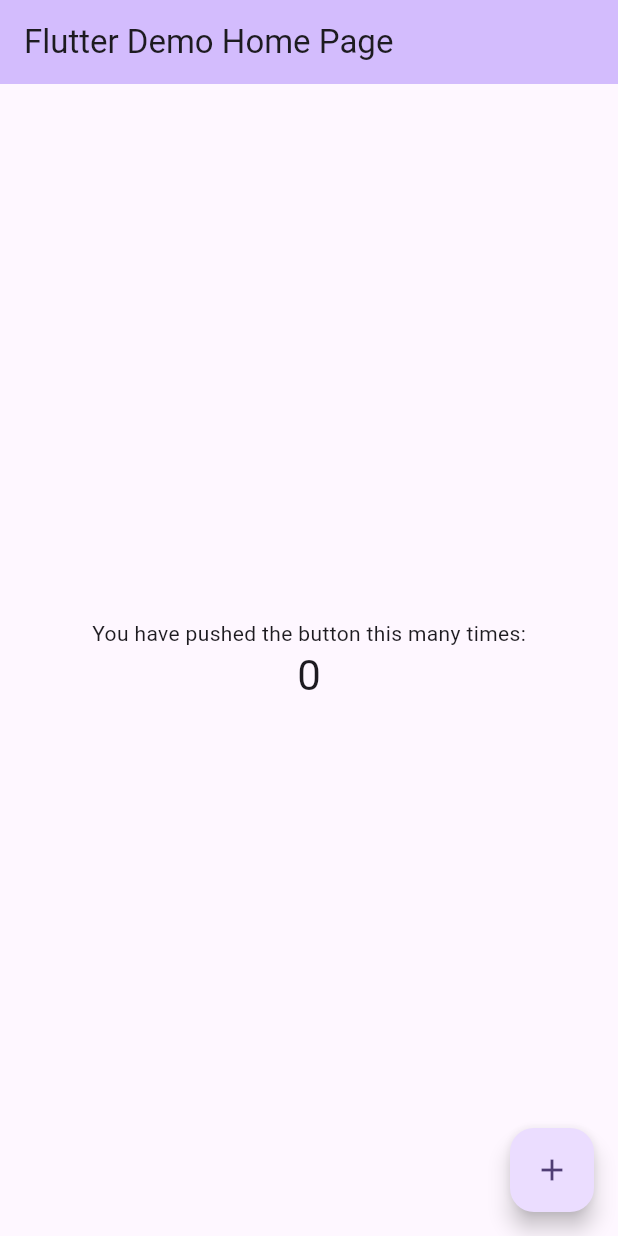
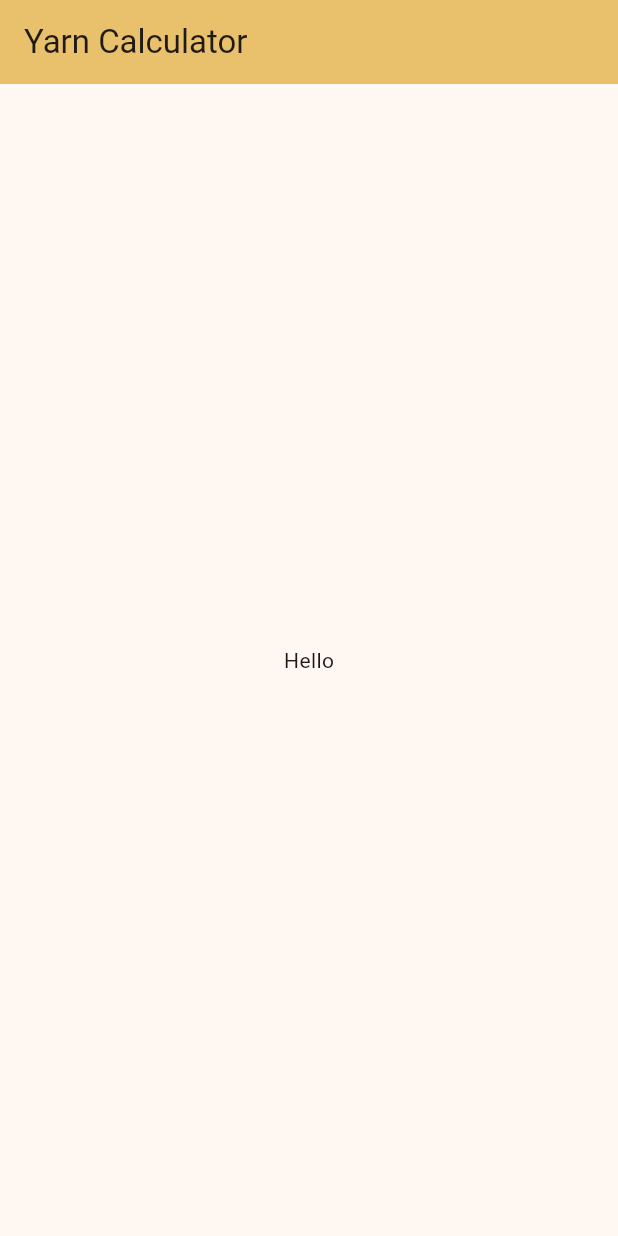
Before and after one commit to G0blain/yarn_calculator, a Flutter app: the screen it shows after launch, on a phone screen of 412 x 824 dp. Run offline on Flutter 3.47's test engine with Material 3 defaults, Android fonts, the light colour scheme and no system bars.

Commit message:
Fin de la démo

```diff
--- /dev/null
+++ b/lib/calculating_page.dart
@@ -0,0 +1,20 @@
+import 'package:flutter/material.dart';
+
+class CalculatingPage extends StatefulWidget {
+  const CalculatingPage({super.key, required this.title});
+
+  final String title;
+
+  @override
+  State<CalculatingPage> createState() => _CalculatingPageState();
+}
+
+class _CalculatingPageState extends State<CalculatingPage> {
+  @override
+  Widget build(BuildContext context) {
+    return Scaffold(
+      appBar: AppBar(backgroundColor: Theme.of(context).colorScheme.inversePrimary, title: Text(widget.title)),
+      body: Center(child: Column(mainAxisAlignment: MainAxisAlignment.center, children: <Widget>[const Text('Hello')])),
+    );
+  }
+}
--- a/lib/main.dart
+++ b/lib/main.dart
@@ -1,122 +1,21 @@
 import 'package:flutter/material.dart';
+import 'package:yarn_calculator/calculating_page.dart';
 
 void main() {
-  runApp(const MyApp());
+  MyApp myApp = MyApp();
+  runApp(myApp);
 }
 
 class MyApp extends StatelessWidget {
-  const MyApp({super.key});
+  MyApp({super.key});
 
-  // This widget is the root of your application.
   @override
   Widget build(BuildContext context) {
     return MaterialApp(
-      title: 'Flutter Demo',
-      theme: ThemeData(
-        // This is the theme of your application.
-        //
-        // TRY THIS: Try running your application with "flutter run". You'll see
-        // the application has a purple toolbar. Then, without quitting the app,
-        // try changing the seedColor in the colorScheme below to Colors.green
-        // and then invoke "hot reload" (save your changes or press the "hot
-        // reload" button in a Flutter-supported IDE, or press "r" if you used
-        // the command line to start the app).
-        //
-        // Notice that the counter didn't reset back to zero; the application
-        // state is not lost during the reload. To reset the state, use hot
-        // restart instead.
-        //
-        // This works for code too, not just values: Most code changes can be
-        // tested with just a hot reload.
-        colorScheme: ColorScheme.fromSeed(seedColor: Colors.deepPurple),
-      ),
-      home: const MyHomePage(title: 'Flutter Demo Home Page'),
+      title: 'Yarn Calculator',
+      theme: ThemeData(colorScheme: ColorScheme.fromSeed(seedColor: Colors.amber), useMaterial3: true),
+      debugShowCheckedModeBanner: false,
+      home: const CalculatingPage(title: 'Yarn Calculator'),
     );
   }
 }
-
-class MyHomePage extends StatefulWidget {
-  const MyHomePage({super.key, required this.title});
-
-  // This widget is the home page of your application. It is stateful, meaning
-  // that it has a State object (defined below) that contains fields that affect
-  // how it looks.
-
-  // This class is the configuration for the state. It holds the values (in this
-  // case the title) provided by the parent (in this case the App widget) and
-  // used by the build method of the State. Fields in a Widget subclass are
-  // always marked "final".
-
-  final String title;
-
-  @override
-  State<MyHomePage> createState() => _MyHomePageState();
-}
-
-class _MyHomePageState extends State<MyHomePage> {
-  int _counter = 0;
-
-  void _incrementCounter() {
-    setState(() {
-      // This call to setState tells the Flutter framework that something has
-      // changed in this State, which causes it to rerun the build method below
-      // so that the display can reflect the updated values. If we changed
-      // _counter without calling setState(), then the build method would not be
-      // called again, and so nothing would appear to happen.
-      _counter++;
-    });
-  }
-
-  @override
-  Widget build(BuildContext context) {
-    // This method is rerun every time setState is called, for instance as done
-    // by the _incrementCounter method above.
-    //
-    // The Flutter framework has been optimized to make rerunning build methods
-    // fast, so that you can just rebuild anything that needs updating rather
-    // than having to individually change instances of widgets.
-    return Scaffold(
-      appBar: AppBar(
-        // TRY THIS: Try changing the color here to a specific color (to
-        // Colors.amber, perhaps?) and trigger a hot reload to see the AppBar
-        // change color while the other colors stay the same.
-        backgroundColor: Theme.of(context).colorScheme.inversePrimary,
-        // Here we take the value from the MyHomePage object that was created by
-        // the App.build method, and use it to set our appbar title.
-        title: Text(widget.title),
-      ),
-      body: Center(
-        // Center is a layout widget. It takes a single child and positions it
-        // in the middle of the parent.
-        child: Column(
-          // Column is also a layout widget. It takes a list of children and
-          // arranges them vertically. By default, it sizes itself to fit its
-          // children horizontally, and tries to be as tall as its parent.
-          //
-          // Column has various properties to control how it sizes itself and
-          // how it positions its children. Here we use mainAxisAlignment to
-          // center the children vertically; the main axis here is the vertical
-          // axis because Columns are vertical (the cross axis would be
-          // horizontal).
-          //
-          // TRY THIS: Invoke "debug painting" (choose the "Toggle Debug Paint"
-          // action in the IDE, or press "p" in the console), to see the
-          // wireframe for each widget.
-          mainAxisAlignment: MainAxisAlignment.center,
-          children: <Widget>[
-            const Text('You have pushed the button this many times:'),
-            Text(
-              '$_counter',
-              style: Theme.of(context).textTheme.headlineMedium,
-            ),
-          ],
-        ),
-      ),
-      floatingActionButton: FloatingActionButton(
-        onPressed: _incrementCounter,
-        tooltip: 'Increment',
-        child: const Icon(Icons.add),
-      ), // This trailing comma makes auto-formatting nicer for build methods.
-    );
-  }
-}
```
Also changed, not shown: analysis_options.yaml (+5 -23 lines), pubspec.yaml (+4 -67 lines), 1 other file.
